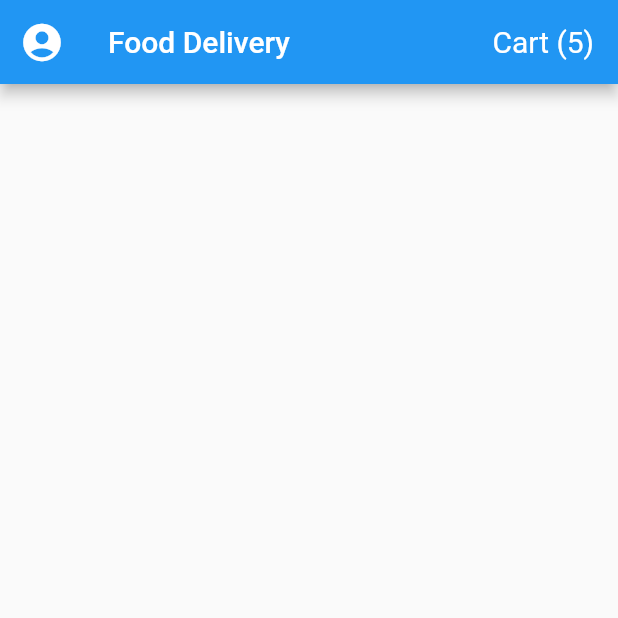
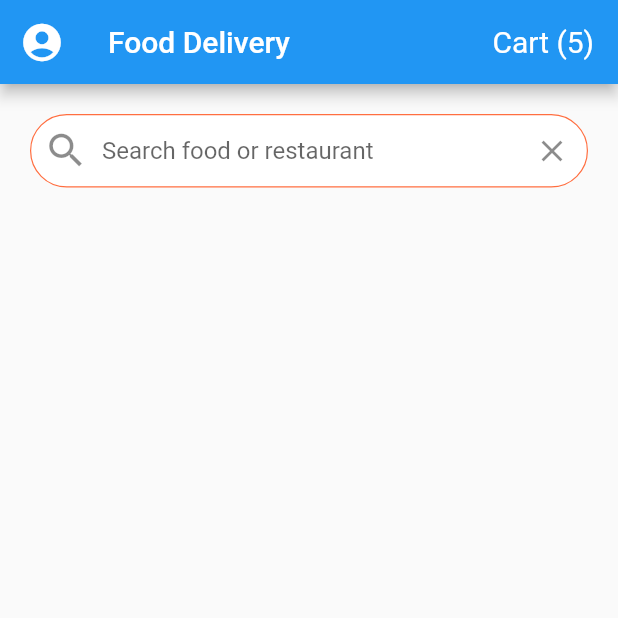
Before and after one commit to e00xff/flutter_food_delivery, a Flutter app: the screen it shows after launch, on a phone screen of 412 x 824 dp, the top half of it. Run offline on Flutter 3.47's test engine with Material 2 defaults, Android fonts, the phone set to English and light mode, and no system bars.

Commit message:
search bar

```diff
--- a/lib/models/food.dart
+++ b/lib/models/food.dart
@@ -4,8 +4,8 @@ class Food {
   final double price;
 
   Food({
-    this.imageUrl,
-    this.name,
-    this.price,
+    required this.imageUrl,
+    required this.name,
+    required this.price,
   });
 }
--- a/lib/models/order.dart
+++ b/lib/models/order.dart
@@ -8,9 +8,9 @@ class Order {
   final int quantity;
 
   Order({
-    this.date,
-    this.restaurant,
-    this.food,
-    this.quantity,
+    required this.date,
+    required this.restaurant,
+    required this.food,
+    required this.quantity,
   });
 }
--- a/lib/models/user.dart
+++ b/lib/models/user.dart
@@ -6,8 +6,8 @@ class User {
   final List<Order> cart;
 
   User({
-    this.name,
-    this.orders,
-    this.cart,
+    required this.name,
+    required this.orders,
+    required this.cart,
   });
 }
--- a/lib/screens/home_screen.dart
+++ b/lib/screens/home_screen.dart
@@ -1,4 +1,5 @@
 import 'package:flutter/material.dart';
+import 'package:flutter_food_delivery_ui/data/data.dart';
 
 class HomeScreen extends StatefulWidget {
   const HomeScreen({Key? key}) : super(key: key);
@@ -26,7 +27,38 @@ class _HomeScreenState extends State<HomeScreen> {
               textStyle: const TextStyle(fontSize: 20),
             ),
             onPressed: () {},
-            child: const Text('Cart (5)'),
+            child: Text('Cart (${currentUser.cart.length})'),
+          ),
+        ],
+      ),
+      body: ListView(
+        children: <Widget>[
+          Padding(
+            padding: const EdgeInsets.all(20.0),
+            child: TextField(
+              decoration: InputDecoration(
+                contentPadding: const EdgeInsets.symmetric(vertical: 15.0),
+                fillColor: Colors.white,
+                filled: true,
+                border: OutlineInputBorder(
+                  borderRadius: BorderRadius.circular(30.0),
+                  borderSide: const BorderSide(width: 0.8),
+                ),
+                enabledBorder: OutlineInputBorder(
+                  borderRadius: BorderRadius.circular(30.0),
+                  borderSide: BorderSide(width: 0.8, color: Theme.of(context).primaryColor),
+                ),
+                hintText: 'Search food or restaurant',
+                prefixIcon: const Icon(
+                  Icons.search,
+                  size: 30.0,
+                ),
+                suffixIcon: IconButton(
+                  icon: const Icon(Icons.clear),
+                  onPressed: () {},
+                ),
+              ),
+            ),
           ),
         ],
       ),
--- a/pubspec.yaml
+++ b/pubspec.yaml
@@ -60,7 +60,7 @@ flutter:
   # To add assets to your application, add an assets section, like this:
   assets:
     - assets/images/
-  #   - images/a_dot_ham.jpeg
+    # - assets/images/a_dot_ham.jpeg
 
   # An image asset can refer to one or more resolution-specific "variants", see
   # https://flutter.dev/assets-and-images/#resolution-aware.
```
Also changed, not shown: lib/main.dart (+3 -87 lines), lib/models/restaurant.dart (+5 -5 lines).
